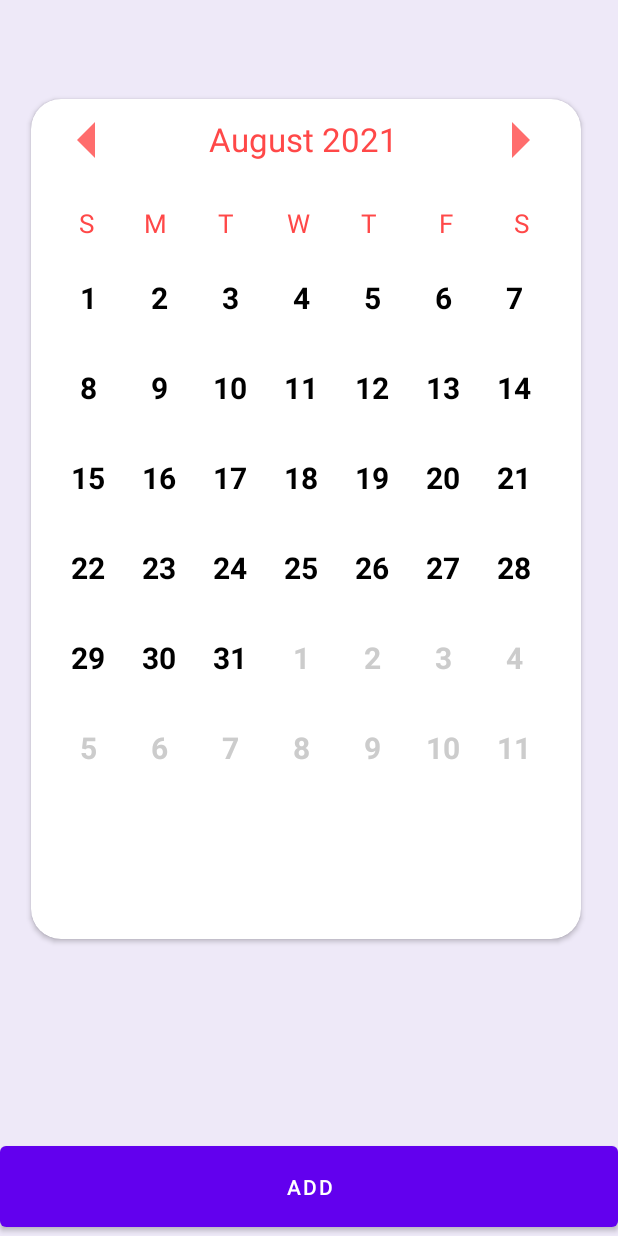
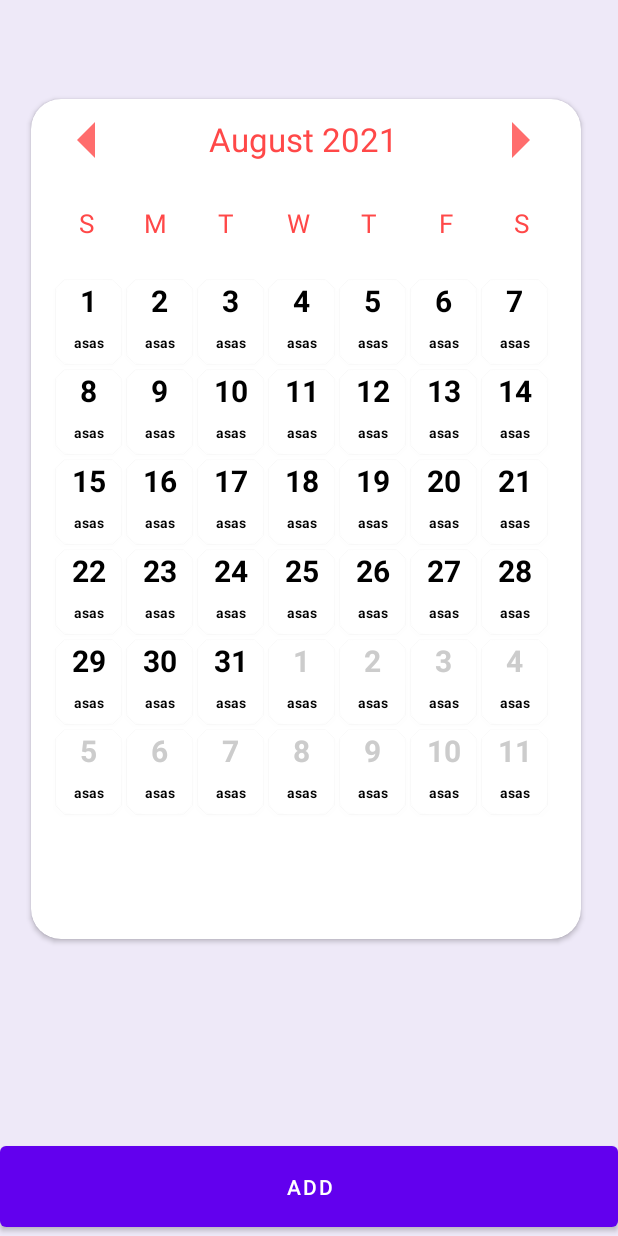
Before and after one commit to vishal206/DayMarker, an Android app: the screen it shows after launch once a user with an empty profile is signed in (HomeActivity), on a phone screen of 412 x 824 dp. Run offline under Robolectric (Android 15) with nearby library versions, the phone set to English and light mode, and no system bars; our stand-ins replace Firebase (no records; nobody signed in at launch, a user with empty details on screens opened directly); libraries missing offline, so code that uses them is left out: yuku.ambilwarna.

Commit message:
adding event with color done

```diff
--- a/app/src/main/java/com/example/daymarker/DBOpenHelper.java
+++ /dev/null
@@ -1,4 +0,0 @@
-package com.example.daymarker;
-
-public class DBOpenHelper {
-}
--- a/app/src/main/java/com/example/daymarker/MyGridAdapter.java
+++ b/app/src/main/java/com/example/daymarker/MyGridAdapter.java
@@ -13,6 +13,8 @@ import android.widget.Toast;
 
 import androidx.annotation.NonNull;
 import androidx.annotation.Nullable;
+import androidx.cardview.widget.CardView;
+import androidx.core.content.ContextCompat;
 
 import java.text.ParseException;
 import java.text.SimpleDateFormat;
@@ -64,6 +66,7 @@ public class MyGridAdapter extends ArrayAdapter {
         }
         if(displayMonth==currentMonth && displayYear==currentYear){
             txt_Date=view.findViewById(R.id.calendar_day);
+
             txt_Date.setTextColor(Color.parseColor("#000000"));
 
 //            view.setBackgroundColor(getContext().getResources().getColor(R.color.green));
@@ -78,6 +81,7 @@ public class MyGridAdapter extends ArrayAdapter {
 
         TextView Day_Number=view.findViewById(R.id.calendar_day);
         TextView EventNumber=view.findViewById(R.id.event_id);
+        CardView single_card=view.findViewById(R.id.single_cardview);
         Day_Number.setText(String.valueOf(DayNo));
 //        EventNumber.setText("event");
         Calendar eventCalendar = Calendar.getInstance();
@@ -92,7 +96,10 @@ public class MyGridAdapter extends ArrayAdapter {
 //                arrayList.add(events.get(i).getEVENT());
 //                EventNumber.setText(arrayList.size()+""+events);
 
-                        EventNumber.setText(events.get(i).getEVENT());
+                        EventNumber.setText(events.get(i).getTITLE());
+//                        view.setBackgroundColor(events.get(i).getColor());
+                single_card.setCardBackgroundColor(events.get(i).getColor());
+//                single_card.setCardBackgroundColor(ContextCompat.getColor(context,events.get(i).getColor()));
 
 //                EventNumber.setText(events.get(i).getEVENT());
 
--- a/app/src/main/res/layout/single_cell_layout.xml
+++ b/app/src/main/res/layout/single_cell_layout.xml
@@ -1,25 +1,56 @@
 <?xml version="1.0" encoding="utf-8"?>
-<LinearLayout xmlns:android="http://schemas.android.com/apk/res/android"
+<androidx.constraintlayout.widget.ConstraintLayout xmlns:android="http://schemas.android.com/apk/res/android"
+    xmlns:app="http://schemas.android.com/apk/res-auto"
+    xmlns:tools="http://schemas.android.com/tools"
     android:layout_width="match_parent"
     android:layout_height="60dp"
-    android:orientation="vertical">
+    android:orientation="vertical"
+    >
+
+    <androidx.cardview.widget.CardView
+        android:layout_margin="2dp"
+        android:id="@+id/single_cardview"
+        android:layout_width="0dp"
+        android:layout_height="0dp"
+        app:cardBackgroundColor="@color/white"
+        app:cardCornerRadius="10dp"
+        app:layout_constraintBottom_toBottomOf="parent"
+        app:layout_constraintEnd_toEndOf="parent"
+        app:layout_constraintStart_toStartOf="parent"
+        app:layout_constraintTop_toTopOf="parent">
+
+        <androidx.constraintlayout.widget.ConstraintLayout
+            android:layout_width="match_parent"
+            android:layout_height="match_parent">
+
             <TextView
                 android:id="@+id/calendar_day"
                 android:layout_width="wrap_content"
                 android:layout_height="wrap_content"
+                android:layout_gravity="center"
                 android:text="1"
+                android:textSize="20sp"
                 android:textStyle="bold"
-        android:layout_gravity="center"
-        android:textSize="20sp"
-        />
+                app:layout_constraintEnd_toEndOf="parent"
+                app:layout_constraintStart_toStartOf="parent"
+                app:layout_constraintTop_toTopOf="parent" />
+
             <TextView
                 android:id="@+id/event_id"
                 android:layout_width="wrap_content"
                 android:layout_height="wrap_content"
+                android:layout_gravity="center"
+                android:gravity="center"
+                android:text="asas"
+                android:textColor="@color/black"
+                android:textSize="9sp"
                 android:textStyle="bold"
-        android:layout_gravity="center"
-        android:textSize="9sp"
-        android:textColor="@color/black"
-        android:gravity="center"
-        />
-</LinearLayout>
+                app:layout_constraintBottom_toBottomOf="parent"
+                app:layout_constraintEnd_toEndOf="parent"
+                app:layout_constraintStart_toStartOf="parent"
+                app:layout_constraintTop_toBottomOf="@+id/calendar_day" />
+        </androidx.constraintlayout.widget.ConstraintLayout>
+    </androidx.cardview.widget.CardView>
+
+
+</androidx.constraintlayout.widget.ConstraintLayout>
```
Also changed, not shown: app/src/main/java/com/example/daymarker/CustomCalenderView.java (+18 -10 lines), app/src/main/java/com/example/daymarker/Events.java (+21 -2 lines). Lines whose indentation alone changed are shown as unchanged.
